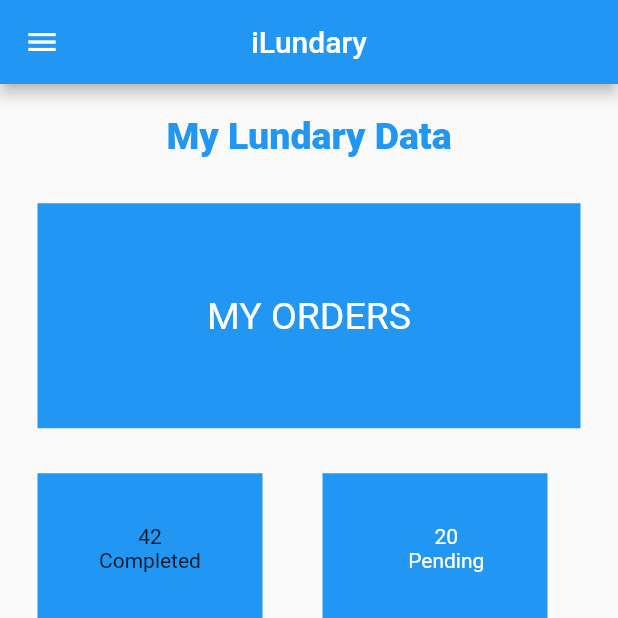
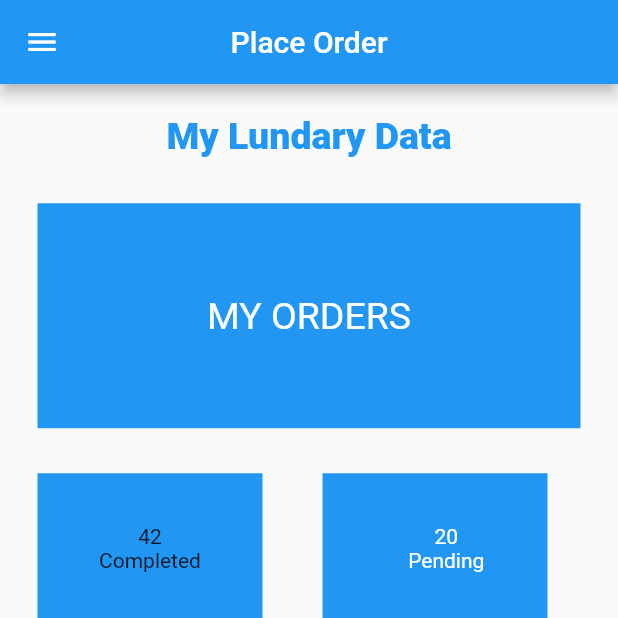
Before and after one commit to uzor04/food, a Flutter app: the screen it shows after launch, on a phone screen of 412 x 824 dp, the top half of it. Run offline on Flutter 3.47's test engine with Material 2 defaults, Android fonts, the phone set to English and light mode, and no system bars.

Commit message:
second assessment

```diff
--- a/lib/main.dart
+++ b/lib/main.dart
@@ -1,4 +1,5 @@
 import 'package:flutter/material.dart';
+import 'package:food/place_order.dart';
 
 void main() {
   runApp(const MyApp());
@@ -9,11 +10,21 @@ class MyApp extends StatelessWidget {
 
   @override
   Widget build(BuildContext context) {
-    return MaterialApp(
-      home: Scaffold(
+    return const MaterialApp(
+      home: MyHome(),
+    );
+  }
+}
+
+class MyHome extends StatelessWidget {
+  const MyHome({super.key});
+
+  @override
+  Widget build(BuildContext context) {
+    return Scaffold(
       appBar: AppBar(
         centerTitle: true,
-          title: const Text("iLundary"),
+        title: const Text("Place Order"),
       ),
       drawer: const Drawer(),
       body: Column(children: const [
@@ -31,7 +42,6 @@ class MyApp extends StatelessWidget {
         StatData(),
         CustomStack(),
       ]),
-      ),
     );
   }
 }
@@ -108,11 +118,16 @@ class CustomStack extends StatelessWidget {
           color: Colors.lightBlueAccent,
           child: Column(
             children: [
-              Container(
+              GestureDetector(
+                onTap: () => Navigator.of(context).push(MaterialPageRoute(
+                  builder: (context) => const PlaceOrder(),
+                )),
+                child: Container(
                   width: double.infinity,
                   color: Colors.orange,
                   padding: const EdgeInsets.all(20),
                   child: const Center(child: Text("Place Order")),
+                ),
               ),
               const SizedBox(height: 20.0),
               Container(
```
Also changed, not shown: lib/place_order.dart (added, +79 -0 lines). Lines whose indentation alone changed are shown as unchanged.
